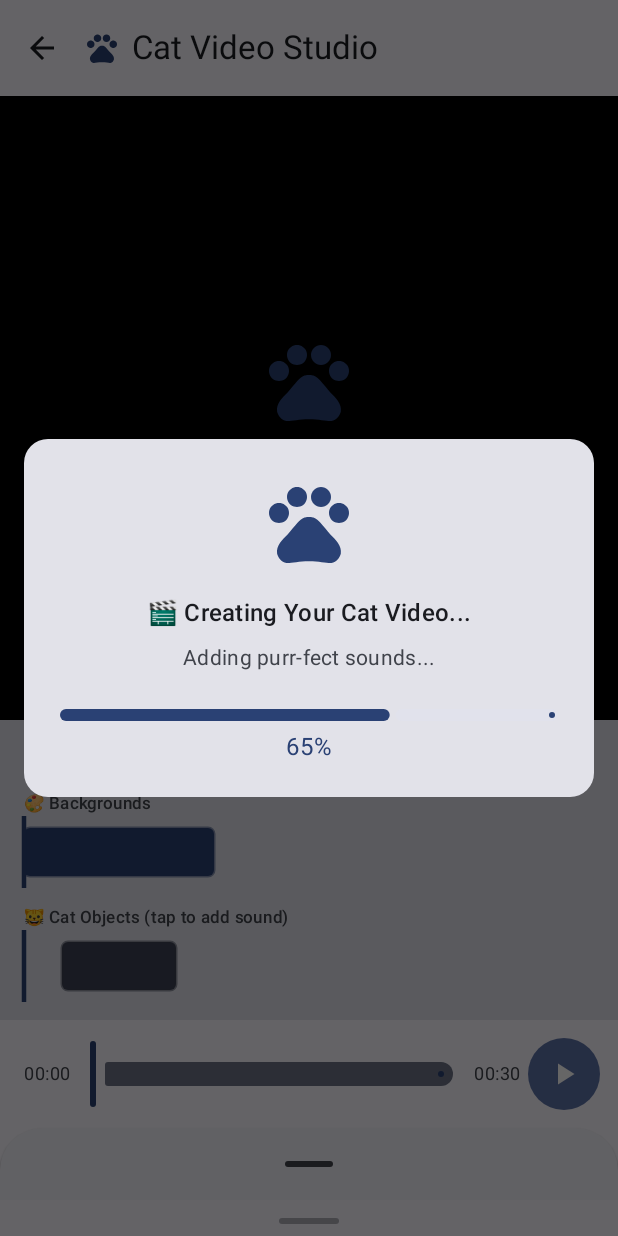
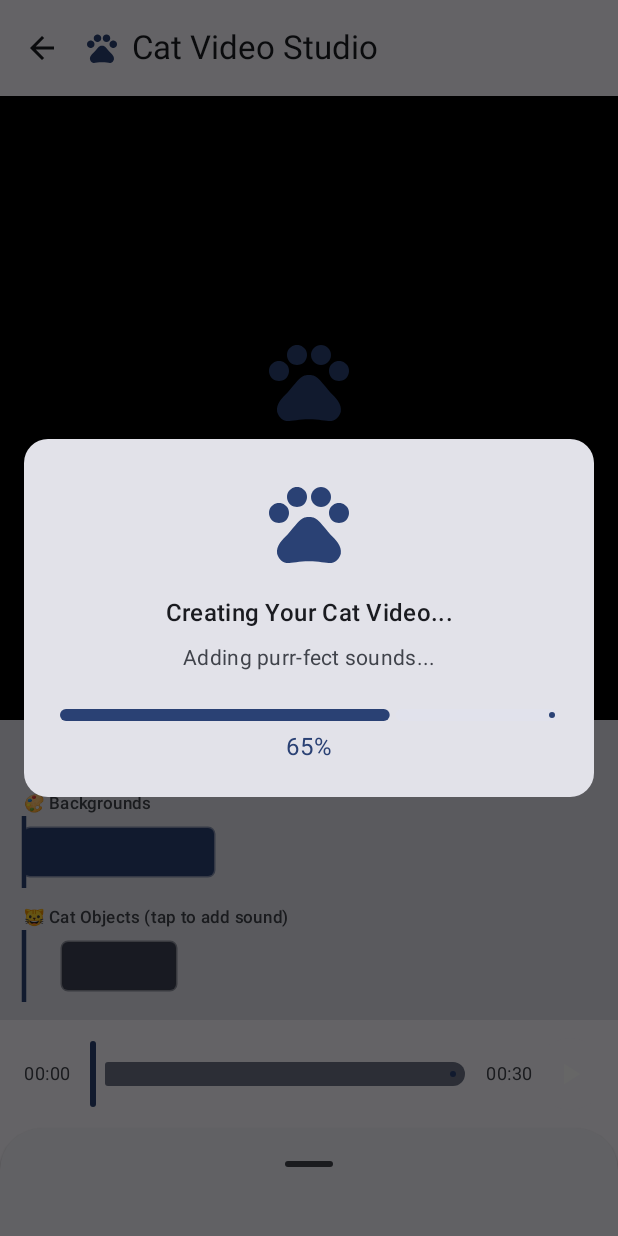
Before and after one commit to iqbalShafiq/meetcat-android, an Android app built with Jetpack Compose: the @Preview function VideoEditorScreenExportingPreview, on a phone screen of 412 x 824 dp. Run offline under Robolectric (Android 15) with nearby library versions, the phone set to English and light mode, and no system bars; pictures from the network do not load.

Commit message:
feat: Refine Video Editor screen UI

```diff
--- a/app/src/main/java/id/usecase/meetcat/presentation/component/videoeditor/ExportProgressDialog.kt
+++ b/app/src/main/java/id/usecase/meetcat/presentation/component/videoeditor/ExportProgressDialog.kt
@@ -63,7 +63,7 @@ fun ExportProgressDialog(
 
                 // Title
                 Text(
-                    text = "🎬 Creating Your Cat Video...",
+                    text = "Creating Your Cat Video...",
                     style = MaterialTheme.typography.titleMedium,
                     textAlign = TextAlign.Center
                 )
--- a/app/src/main/java/id/usecase/meetcat/presentation/screen/videoeditor/VideoEditorScreen.kt
+++ b/app/src/main/java/id/usecase/meetcat/presentation/screen/videoeditor/VideoEditorScreen.kt
@@ -342,9 +342,9 @@ private fun PlaybackControls(
         IconButton(
             onClick = { onEvent(VideoEditorUiEvent.OnPlayPauseClicked) },
             modifier = Modifier
-                .size(40.dp)
+                .size(32.dp)
                 .background(
-                    color = MaterialTheme.colorScheme.primaryContainer,
+                    color = MaterialTheme.colorScheme.surface,
                     shape = CircleShape
                 )
         ) {
@@ -436,19 +436,8 @@ private fun AssetPickerSheet(
     Column(
         modifier = Modifier
             .fillMaxWidth()
-            .background(MaterialTheme.colorScheme.surface)
             .padding(horizontal = 16.dp, vertical = 12.dp)
     ) {
-        // Drag handle indicator
-        Box(
-            modifier = Modifier
-                .width(40.dp)
-                .height(4.dp)
-                .clip(RoundedCornerShape(2.dp))
-                .background(MaterialTheme.colorScheme.onSurfaceVariant.copy(alpha = 0.4f))
-                .align(Alignment.CenterHorizontally)
-        )
-
         Spacer(modifier = Modifier.height(12.dp))
 
         // Icon-only Tabs
@@ -493,6 +482,7 @@ private fun AssetPickerSheet(
         Box(
             modifier = Modifier
                 .fillMaxWidth()
+                .padding(top = 8.dp)
                 .height(300.dp)
         ) {
             when (selectedTab) {
@@ -533,7 +523,7 @@ private fun BackgroundPicker(
         if (backgrounds.isNotEmpty()) {
             LazyRow(
                 modifier = Modifier.weight(1f),
-                horizontalArrangement = Arrangement.spacedBy(12.dp)
+                horizontalArrangement = Arrangement.spacedBy(16.dp, Alignment.CenterHorizontally)
             ) {
                 items(backgrounds) { bg ->
                     AssetCard(
@@ -582,7 +572,7 @@ private fun ObjectPicker(
     } else {
         LazyRow(
             modifier = Modifier.fillMaxSize(),
-            horizontalArrangement = Arrangement.spacedBy(12.dp)
+            horizontalArrangement = Arrangement.spacedBy(16.dp, Alignment.CenterHorizontally)
         ) {
             items(objects) { cat ->
                 AssetCard(
```
